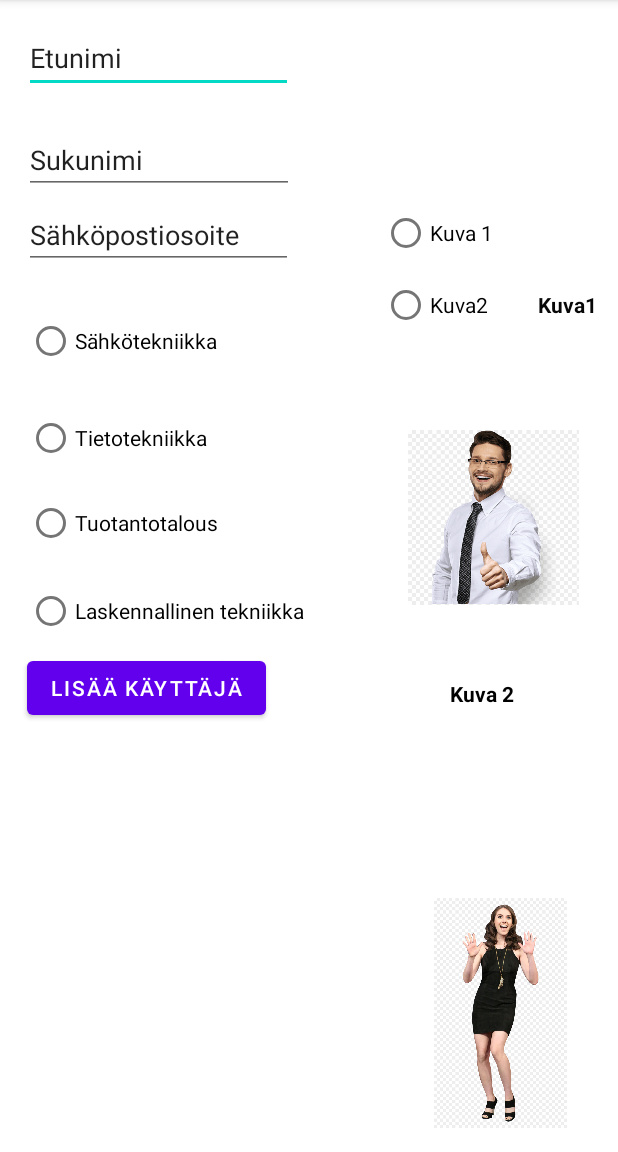
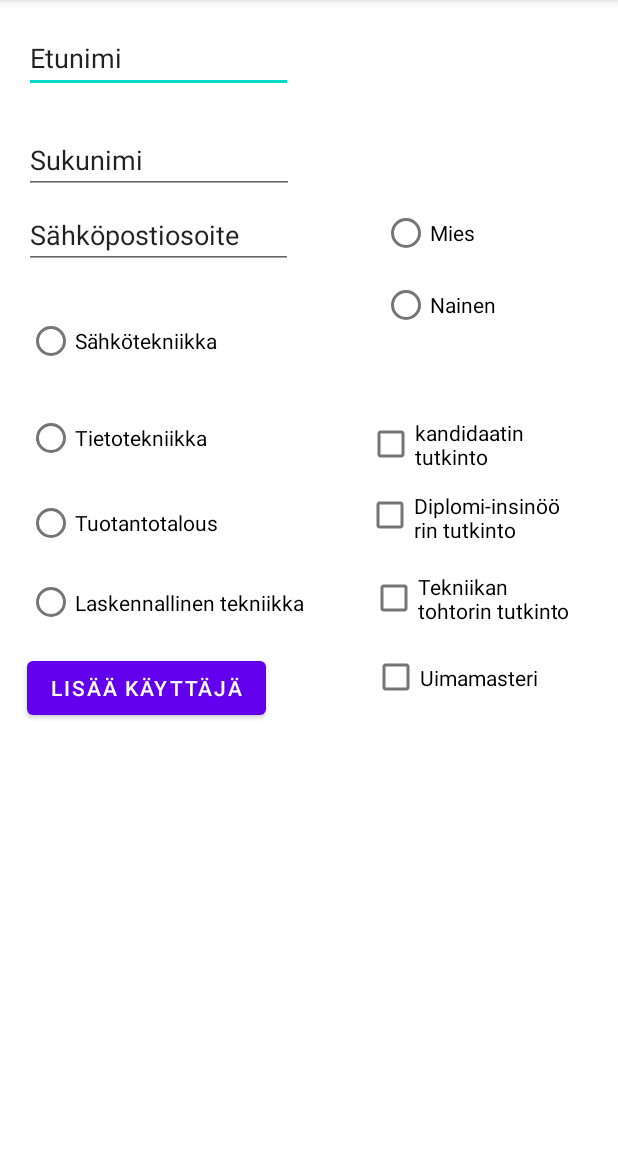
Before and after one commit to EliasKukkonen/Viikko9-AndroidTehtava, an Android app: the AddStudentActivity screen opened directly, with no data from a screen before it, after a tap on "LISÄÄ KÄYTTÄJÄ", on a phone screen of 412 x 824 dp, the part 84-1236 px from its top. Run offline under Robolectric (Android 15) with nearby library versions, the phone set to English and light mode, and no system bars.

Commit message:
ViikkoAndroid 10 tehtävä.

```diff
--- a/app/src/main/java/com/example/aplikaatio2/AddStudentActivity.java
+++ b/app/src/main/java/com/example/aplikaatio2/AddStudentActivity.java
@@ -5,11 +5,17 @@ import androidx.appcompat.app.AppCompatActivity;
 import android.os.Bundle;
 import android.provider.MediaStore;
 import android.view.View;
+import android.widget.CheckBox;
 import android.widget.EditText;
 import android.widget.RadioButton;
 import android.widget.RadioGroup;
 
+import java.util.ArrayList;
+
 public class AddStudentActivity extends AppCompatActivity {
+
+
+
 
     @Override
     protected void onCreate(Bundle savedInstanceState) {
@@ -27,6 +33,12 @@ public class AddStudentActivity extends AppCompatActivity {
         String sahkari = Email.getText().toString();
         String Tutkinto = null;
         int addImage = 0;
+
+
+        CheckBox checkBoxkandi = findViewById(R.id.checkBoxKandi);
+        CheckBox checkBoxInssi = findViewById(R.id.checkBoxDippa);
+        CheckBox checkBoxTohtori = findViewById(R.id.checkBoxTohtori);
+        CheckBox checkBoxUima = findViewById(R.id.checkBoxUinti);
 
 
         RadioGroup rgUserType = findViewById(R.id.rgUserType);
@@ -65,10 +77,24 @@ public class AddStudentActivity extends AppCompatActivity {
 
 
         }
+        ArrayList<String> selectedCheckboxes = new ArrayList<String>();
+        if(checkBoxkandi.isChecked()){
+            selectedCheckboxes.add(checkBoxkandi.getText().toString());
+        }
+        if(checkBoxInssi.isChecked()){
+            selectedCheckboxes.add(checkBoxInssi.getText().toString());
+        }
+        if(checkBoxTohtori.isChecked()){
+            selectedCheckboxes.add(checkBoxTohtori.getText().toString());
+        }
+        if(checkBoxUima.isChecked()){
+            selectedCheckboxes.add(checkBoxUima.getText().toString());
+        }
 
 
 
 UserStorage.getInstance().addStudentToList(new User(Etunimi, Sukunimi, sahkari, Tutkinto, addImage));
+UserStorage.getInstance().saveUsers(this);
 
     }
 }
--- a/app/src/main/java/com/example/aplikaatio2/MainActivity.java
+++ b/app/src/main/java/com/example/aplikaatio2/MainActivity.java
@@ -2,16 +2,27 @@ package com.example.aplikaatio2;
 
 import androidx.appcompat.app.AppCompatActivity;
 
+import android.content.Context;
 import android.content.Intent;
 import android.os.Bundle;
 import android.view.View;
+import android.widget.Toast;
 
 public class MainActivity extends AppCompatActivity {
+
+    private Context context;
 
     @Override
     protected void onCreate(Bundle savedInstanceState) {
         super.onCreate(savedInstanceState);
         setContentView(R.layout.activity_main);
+
+
+        context = this;
+
+        UserStorage.getInstance().loadUsers(context);
+
+        Toast.makeText(context, context.getFilesDir().toString(), Toast.LENGTH_LONG).show();
     }
 
 
@@ -25,4 +36,14 @@ public class MainActivity extends AppCompatActivity {
         Intent intent = new Intent(this, StudentListActivity.class);
         startActivity(intent);
     }
+
+
+    public void saveUsers(View view){
+        UserStorage.getInstance().saveUsers(context);
+    }
+
+    public void loadUsers(View view){
+        UserStorage.getInstance().loadUsers(context);
+    }
+
 }
--- a/app/src/main/java/com/example/aplikaatio2/StudentListActivity.java
+++ b/app/src/main/java/com/example/aplikaatio2/StudentListActivity.java
@@ -5,6 +5,8 @@ import androidx.recyclerview.widget.LinearLayoutManager;
 import androidx.recyclerview.widget.RecyclerView;
 
 import android.os.Bundle;
+
+import java.util.Collections;
 
 public class StudentListActivity extends AppCompatActivity {
 
@@ -22,6 +24,8 @@ public class StudentListActivity extends AppCompatActivity {
 
         recyclerView = findViewById(R.id.rvUserList);
 
+        Collections.sort(UserStorage.getInstance().getUsers(), (user1, user2) -> user1.getLastName().compareTo(user2.getLastName()));
+
 
         recyclerView.setLayoutManager(new LinearLayoutManager(this));
         recyclerView.setAdapter(new StudentListAdapter(storage.getUsers(), getApplicationContext()));
--- a/app/src/main/java/com/example/aplikaatio2/StudentViewHolder.java
+++ b/app/src/main/java/com/example/aplikaatio2/StudentViewHolder.java
@@ -9,7 +9,7 @@ import androidx.recyclerview.widget.RecyclerView;
 
 public class StudentViewHolder extends RecyclerView.ViewHolder {
     ImageView imageViewKuva;
-    TextView OpiskelijaNimi, OpiskelijaHaara, OpiskelijatPosti;
+    TextView OpiskelijaNimi, OpiskelijaHaara, OpiskelijatPosti, OpiskelijaSuoritettu;
 
     public StudentViewHolder(@NonNull View itemView) {
         super(itemView);
@@ -17,5 +17,6 @@ public class StudentViewHolder extends RecyclerView.ViewHolder {
         OpiskelijaNimi = itemView.findViewById(R.id.txtFirstSurName);
         OpiskelijaHaara = itemView.findViewById(R.id.txtOpintoHaara);
         OpiskelijatPosti = itemView.findViewById(R.id.txtPosti);
+        OpiskelijaSuoritettu = itemView.findViewById(R.id.textSuoritus);
     }
 }
--- a/app/src/main/java/com/example/aplikaatio2/User.java
+++ b/app/src/main/java/com/example/aplikaatio2/User.java
@@ -1,38 +1,44 @@
 package com.example.aplikaatio2;
 
-public class User {
+import java.io.Serializable;
+import java.util.ArrayList;
+
+public class User implements Serializable {
 
     private String firstName;
     private String lastName;
     private String Email;
     private String DegreeProgram;
 
+    ArrayList<String> suoritus = new ArrayList<String>();
+
     protected int image;
 
 
-    public User(String firstName, String lastName, String Email, String DegreeProgram, int image){
-        this.firstName=firstName;
-        this.lastName=lastName;
-        this.Email=Email;
-        this.DegreeProgram=DegreeProgram;
-        this.image=image;
+    public User(String firstName, String lastName, String Email, String DegreeProgram, int image) {
+        this.firstName = firstName;
+        this.lastName = lastName;
+        this.Email = Email;
+        this.DegreeProgram = DegreeProgram;
+        this.image = image;
+
     }
 
 
-    public String getFirstName(){
+    public String getFirstName() {
         return firstName;
     }
 
-    public String getLastName(){
+    public String getLastName() {
         return lastName;
     }
 
-    public String getEmail(){
+    public String getEmail() {
 
         return Email;
     }
 
-    public String getDegreeProgram(){
+    public String getDegreeProgram() {
 
         return DegreeProgram;
     }
@@ -40,4 +46,5 @@ public class User {
     public int getImage() {
         return image;
     }
+
 }
--- a/app/src/main/java/com/example/aplikaatio2/UserStorage.java
+++ b/app/src/main/java/com/example/aplikaatio2/UserStorage.java
@@ -1,6 +1,15 @@
 package com.example.aplikaatio2;
 
+import android.content.Context;
+
+import java.io.FileInputStream;
+import java.io.FileNotFoundException;
+import java.io.FileOutputStream;
+import java.io.IOException;
+import java.io.ObjectInputStream;
+import java.io.ObjectOutputStream;
 import java.util.ArrayList;
+import java.util.Collections;
 
 public class UserStorage {
 
@@ -29,4 +38,32 @@ public class UserStorage {
     public ArrayList<User> getUsers() {
         return users;
     }
+
+    public void saveUsers(Context context){
+        try{
+            ObjectOutputStream userWrite = new ObjectOutputStream(context.openFileOutput("users.data", Context.MODE_PRIVATE));
+            userWrite.writeObject(users);
+            userWrite.close();
+        } catch (IOException e){
+            System.out.println("Käyttäjien tallentaminen epäonnistui");
+        }
+    }
+
+    public void loadUsers(Context context){
+        try{
+            ObjectInputStream userRead = new ObjectInputStream(context.openFileInput("users.data"));
+            users = (ArrayList<User>) userRead.readObject();
+            userRead.close();
+        } catch (FileNotFoundException e){
+            System.out.println("Rakettien lukeminen ei onnistui");
+            e.printStackTrace();
+        } catch (IOException e){
+            System.out.println("Rakettinen lukeminen ei onnistut");
+            e.printStackTrace();
+        } catch (ClassNotFoundException e){
+            System.out.println("Rakettinen lukeminen ei onnistunut");
+            e.printStackTrace();
+        }
+    }
+
 }
--- a/app/src/main/res/layout/activity_add_student.xml
+++ b/app/src/main/res/layout/activity_add_student.xml
@@ -77,8 +77,8 @@
 
         <RadioButton
             android:id="@+id/radioButtonLate"
-            android:layout_width="332dp"
-            android:layout_height="45dp"
+            android:layout_width="333dp"
+            android:layout_height="wrap_content"
             android:layout_marginTop="12dp"
             android:text="Laskennallinen tekniikka" />
 
@@ -111,63 +111,53 @@
             android:id="@+id/radioButtonKuva1"
             android:layout_width="match_parent"
             android:layout_height="wrap_content"
-            android:text="Kuva 1" />
+            android:text="Mies" />
 
         <RadioButton
             android:id="@+id/radioButtonKuva2"
             android:layout_width="match_parent"
             android:layout_height="wrap_content"
-            android:text="Kuva2" />
+            android:text="Nainen" />
     </RadioGroup>
 
-    <ImageView
-        android:id="@+id/imageView2"
-        android:layout_width="114dp"
-        android:layout_height="215dp"
-        android:layout_marginStart="150dp"
-        app:layout_constraintBottom_toBottomOf="parent"
+    <CheckBox
+        android:id="@+id/checkBoxDippa"
+        android:layout_width="132dp"
+        android:layout_height="32dp"
+        android:layout_marginTop="12dp"
+        android:layout_marginEnd="36dp"
+        android:text="Diplomi-insinöörin tutkinto"
         app:layout_constraintEnd_toEndOf="parent"
-        app:layout_constraintHorizontal_bias="0.823"
-        app:layout_constraintStart_toStartOf="parent"
-        app:layout_constraintTop_toBottomOf="@+id/rgImageGroup"
-        app:layout_constraintVertical_bias="0.0"
-        app:srcCompat="@drawable/stockman" />
+        app:layout_constraintTop_toBottomOf="@+id/checkBoxKandi" />
 
-    <TextView
-        android:id="@+id/textView"
-        android:layout_width="wrap_content"
-        android:layout_height="wrap_content"
-        android:text="Kuva 2"
-        android:textColor="#000000"
-        android:textStyle="bold"
+    <CheckBox
+        android:id="@+id/checkBoxTohtori"
+        android:layout_width="137dp"
+        android:layout_height="39dp"
+        android:layout_marginTop="20dp"
+        android:layout_marginEnd="28dp"
+        android:text="Tekniikan tohtorin tutkinto"
         app:layout_constraintEnd_toEndOf="parent"
-        app:layout_constraintHorizontal_bias="0.64"
-        app:layout_constraintStart_toEndOf="@+id/button5"
-        app:layout_constraintTop_toBottomOf="@+id/imageView2" />
+        app:layout_constraintTop_toBottomOf="@+id/checkBoxDippa" />
 
-    <TextView
-        android:id="@+id/textView2"
-        android:layout_width="wrap_content"
-        android:layout_height="wrap_content"
-        android:text="Kuva1"
-        android:textColor="#070707"
-        android:textStyle="bold"
-        app:layout_constraintBottom_toBottomOf="parent"
+    <CheckBox
+        android:id="@+id/checkBoxKandi"
+        android:layout_width="131dp"
+        android:layout_height="38dp"
+        android:layout_marginTop="40dp"
+        android:layout_marginEnd="36dp"
+        android:text="kandidaatin tutkinto"
         app:layout_constraintEnd_toEndOf="parent"
-        app:layout_constraintHorizontal_bias="0.962"
-        app:layout_constraintStart_toStartOf="parent"
-        app:layout_constraintTop_toTopOf="parent"
-        app:layout_constraintVertical_bias="0.258" />
+        app:layout_constraintTop_toBottomOf="@+id/rgImageGroup" />
 
-    <ImageView
-        android:id="@+id/imageView"
-        android:layout_width="123dp"
-        android:layout_height="153dp"
-        android:layout_marginBottom="16dp"
-        app:layout_constraintBottom_toBottomOf="parent"
+    <CheckBox
+        android:id="@+id/checkBoxUinti"
+        android:layout_width="116dp"
+        android:layout_height="34dp"
+        android:layout_marginTop="16dp"
+        android:layout_marginEnd="48dp"
+        android:text="Uimamasteri"
         app:layout_constraintEnd_toEndOf="parent"
-        app:layout_constraintHorizontal_bias="0.943"
-        app:layout_constraintStart_toStartOf="parent"
-        app:srcCompat="@drawable/stockwomann" />
+        app:layout_constraintTop_toBottomOf="@+id/checkBoxTohtori" />
 
 </androidx.constraintlayout.widget.ConstraintLayout>
--- a/app/src/main/res/layout/student_view.xml
+++ b/app/src/main/res/layout/student_view.xml
@@ -3,14 +3,14 @@
     xmlns:app="http://schemas.android.com/apk/res-auto"
     xmlns:tools="http://schemas.android.com/tools"
     android:layout_width="match_parent"
-    android:layout_height="100dp"
+    android:layout_height="200dp"
     android:background="#70CD73"
     android:orientation="horizontal">
 
     <ImageView
         android:id="@+id/imageViewKuva"
         android:layout_width="100dp"
-        android:layout_height="100dp"
+        android:layout_height="match_parent"
         tools:srcCompat="@tools:sample/avatars" />
 
     <LinearLayout
@@ -35,8 +35,14 @@
         <TextView
             android:id="@+id/txtPosti"
             android:layout_width="match_parent"
-            android:layout_height="32dp"
+            android:layout_height="55dp"
             android:text="Posti"
             android:textSize="16sp" />
+
+        <TextView
+            android:id="@+id/textSuoritus"
+            android:layout_width="match_parent"
+            android:layout_height="match_parent"
+            android:text="Suoritteet" />
     </LinearLayout>
 </androidx.appcompat.widget.LinearLayoutCompat>
```
